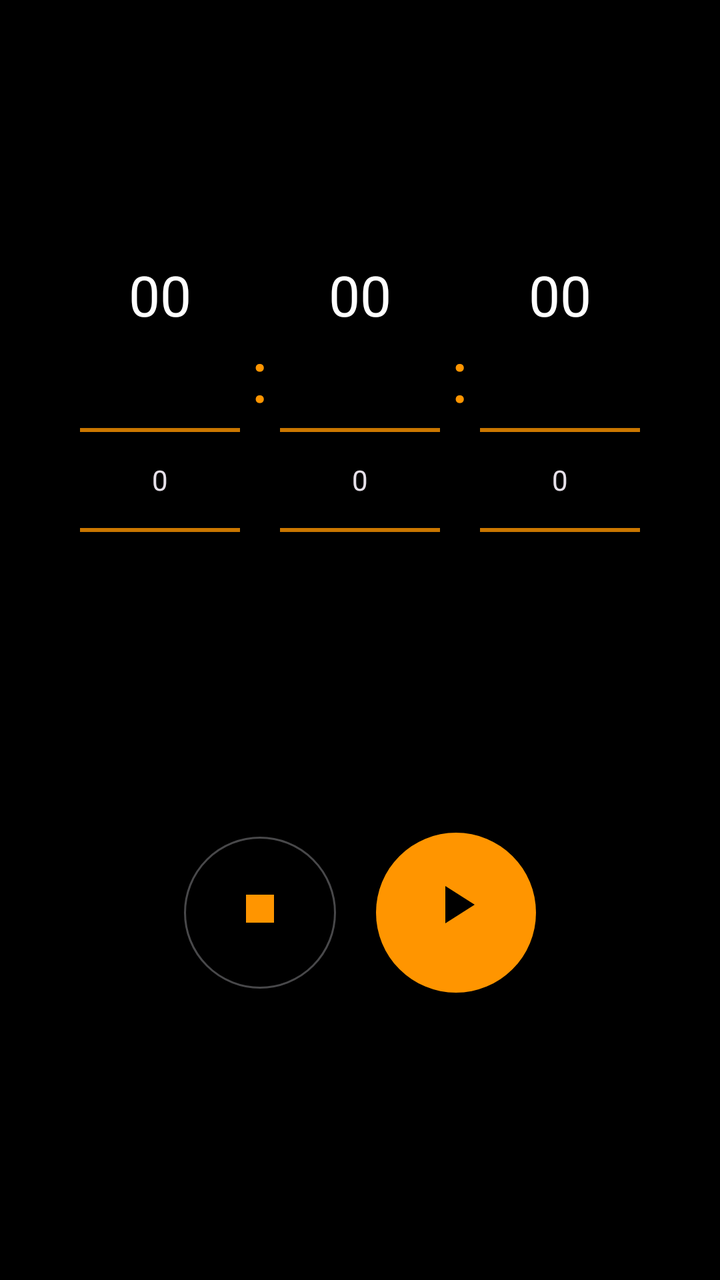
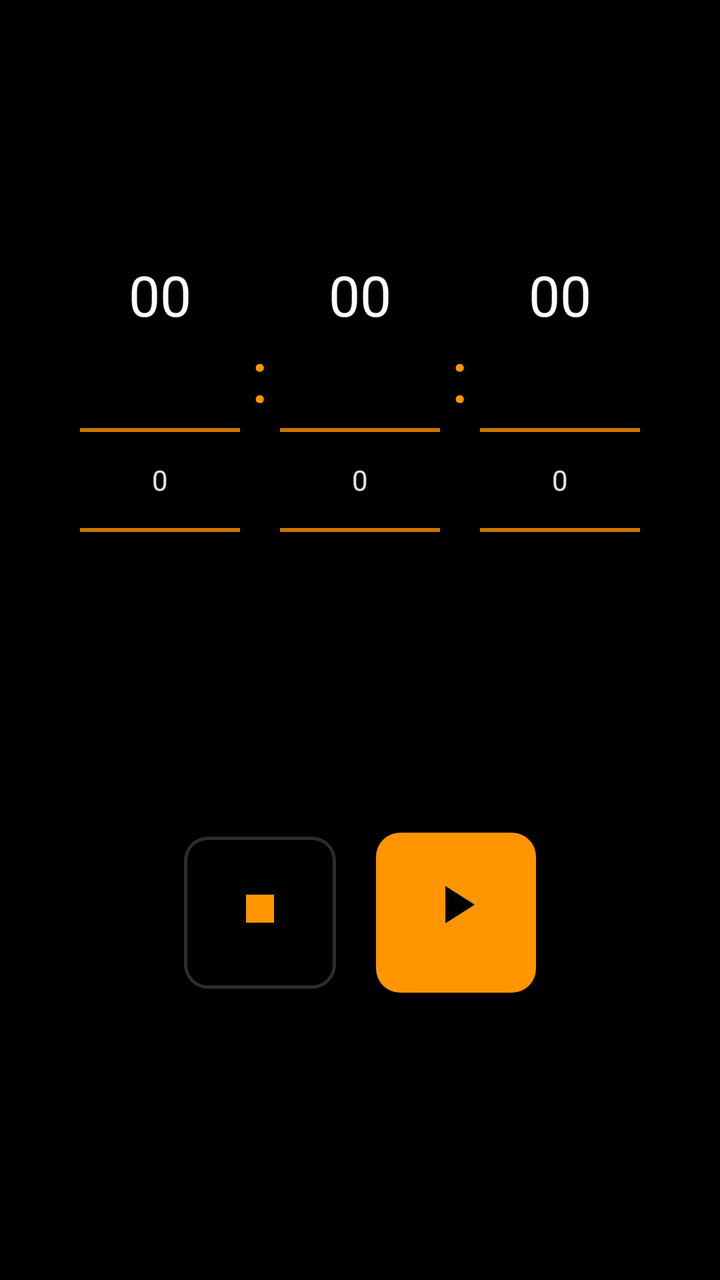

An Android layout rendered at two revisions. The XML below is the earlier revision; the diff shows what the commit changed to produce the second picture.
<!-- AndroidManifest.xml: application theme Theme.SleepAlarm -->
<!-- res/layout/fragment_timer.xml -->
<?xml version="1.0" encoding="utf-8"?>
<LinearLayout xmlns:android="http://schemas.android.com/apk/res/android"
    xmlns:app="http://schemas.android.com/apk/res-auto"
    android:layout_width="match_parent"
    android:layout_height="match_parent"
    android:orientation="vertical"
    android:background="@color/background"
    android:gravity="center_horizontal"
    android:padding="16dp">

    <View android:layout_width="match_parent" android:layout_height="0dp" android:layout_weight="0.04" />

    
    <TextView
        android:id="@+id/tv_timer_display"
        android:layout_width="wrap_content"
        android:layout_height="wrap_content"
        android:text="00:00:00"
        android:textSize="48sp"
        android:textColor="@color/primary"
        android:fontFamily="sans-serif-thin"
        android:textStyle="bold"
        android:visibility="gone" />

    
    <LinearLayout
        android:id="@+id/layout_wheels"
        android:layout_width="wrap_content"
        android:layout_height="wrap_content"
        android:orientation="horizontal"
        android:gravity="center"
        android:layout_marginTop="24dp"
        android:visibility="visible">

        <LinearLayout
            android:layout_width="80dp"
            android:layout_height="wrap_content"
            android:orientation="vertical"
            android:gravity="center">

            <TextView
                android:id="@+id/tv_hours"
                android:layout_width="match_parent"
                android:layout_height="wrap_content"
                android:text="00"
                android:textSize="28sp"
                android:textColor="@color/text_primary"
                android:gravity="center"
                android:clickable="true"
                android:focusable="true"
                android:background="?attr/selectableItemBackground"
                android:padding="4dp" />

            <NumberPicker
                android:id="@+id/np_hours"
                android:layout_width="80dp"
                android:layout_height="140dp"
                android:theme="@style/NPTheme" />
        </LinearLayout>

        <TextView
            android:layout_width="20dp"
            android:layout_height="wrap_content"
            android:text=":"
            android:textSize="36sp"
            android:textColor="@color/primary"
            android:gravity="center"
            android:layout_marginBottom="30dp" />

        <LinearLayout
            android:layout_width="80dp"
            android:layout_height="wrap_content"
            android:orientation="vertical"
            android:gravity="center">

            <TextView
                android:id="@+id/tv_minutes"
                android:layout_width="match_parent"
                android:layout_height="wrap_content"
                android:text="00"
                android:textSize="28sp"
                android:textColor="@color/text_primary"
                android:gravity="center"
                android:clickable="true"
                android:focusable="true"
                android:background="?attr/selectableItemBackground"
                android:padding="4dp" />

            <NumberPicker
                android:id="@+id/np_minutes"
                android:layout_width="80dp"
                android:layout_height="140dp"
                android:theme="@style/NPTheme" />
        </LinearLayout>

        <TextView
            android:layout_width="20dp"
            android:layout_height="wrap_content"
            android:text=":"
            android:textSize="36sp"
            android:textColor="@color/primary"
            android:gravity="center"
            android:layout_marginBottom="30dp" />

        <LinearLayout
            android:layout_width="80dp"
            android:layout_height="wrap_content"
            android:orientation="vertical"
            android:gravity="center">

            <TextView
                android:id="@+id/tv_seconds"
                android:layout_width="match_parent"
                android:layout_height="wrap_content"
                android:text="00"
                android:textSize="28sp"
                android:textColor="@color/text_primary"
                android:gravity="center"
                android:clickable="true"
                android:focusable="true"
                android:background="?attr/selectableItemBackground"
                android:padding="4dp" />

            <NumberPicker
                android:id="@+id/np_seconds"
                android:layout_width="80dp"
                android:layout_height="140dp"
                android:theme="@style/NPTheme" />
        </LinearLayout>
    </LinearLayout>

    <View android:layout_width="match_parent" android:layout_height="0dp" android:layout_weight="0.05" />

    
    <LinearLayout
        android:layout_width="wrap_content"
        android:layout_height="wrap_content"
        android:orientation="horizontal"
        android:gravity="center">

        <com.google.android.material.button.MaterialButton
            android:id="@+id/btn_timer_stop"
            style="@style/Widget.Material3.Button.OutlinedButton"
            android:layout_width="76dp"
            android:layout_height="76dp"
            android:insetLeft="0dp"
            android:insetTop="0dp"
            android:insetRight="0dp"
            android:insetBottom="0dp"
            android:padding="0dp"
            app:icon="@drawable/ic_stop_square"
            app:iconSize="28dp"
            app:iconGravity="textTop"
            app:cornerRadius="38dp"
            app:strokeColor="@color/gray_light"
            android:layout_marginEnd="20dp" />

        <com.google.android.material.button.MaterialButton
            android:id="@+id/btn_timer_start"
            android:layout_width="80dp"
            android:layout_height="80dp"
            android:insetLeft="0dp"
            android:insetTop="0dp"
            android:insetRight="0dp"
            android:insetBottom="0dp"
            android:padding="0dp"
            app:icon="@drawable/ic_play_triangle"
            app:iconSize="32dp"
            app:iconGravity="textTop"
            app:cornerRadius="40dp"
            app:backgroundTint="@color/primary"
            style="@style/Widget.Material3.Button" />
    </LinearLayout>

    <View android:layout_width="match_parent" android:layout_height="0dp" android:layout_weight="0.06" />
</LinearLayout>
<!-- resources referenced by this layout -->
<resources>
  <color name="background">#000000</color>
  <color name="gray_light">#48484A</color>
  <color name="primary">#FF9500</color>
  <color name="text_primary">#FFFFFF</color>
  <!-- drawable ic_play_triangle (drawable) -->
  <vector xmlns:android="http://schemas.android.com/apk/res/android"
      android:width="24dp"
      android:height="24dp"
      android:viewportWidth="24"
      android:viewportHeight="24">
      <path
          android:fillColor="#FFFFFF"
          android:pathData="M8,5v14l11,-7z" />
  </vector>
  <!-- drawable ic_stop_square (drawable) -->
  <vector xmlns:android="http://schemas.android.com/apk/res/android"
      android:width="24dp"
      android:height="24dp"
      android:viewportWidth="24"
      android:viewportHeight="24">
      <path
          android:fillColor="#FF3B30"
          android:pathData="M6,6h12v12H6z" />
  </vector>
  <style name="NPTheme" parent="ThemeOverlay.Material3">
          <item name="colorControlNormal">#FF9500</item>
          <item name="colorControlActivated">#FF9500</item>
      </style>
  <style name="Theme.SleepAlarm" parent="Theme.Material3.Dark.NoActionBar">
          <item name="colorPrimary">@color/primary</item>
          <item name="colorOnPrimary">@color/on_primary</item>
          <item name="colorPrimaryContainer">@color/surface_light</item>
          <item name="colorOnPrimaryContainer">@color/primary</item>
          <item name="colorSecondary">@color/secondary</item>
          <item name="android:colorBackground">@color/background</item>
          <item name="colorOnBackground">@color/on_background</item>
          <item name="colorSurface">@color/surface</item>
          <item name="colorOnSurface">@color/on_surface</item>
          <item name="android:statusBarColor">@color/background</item>
          <item name="android:navigationBarColor">@color/background</item>
          <item name="android:windowLightStatusBar">false</item>
      </style>
  <color name="on_primary">#000000</color>
  <color name="surface_light">#2C2C2E</color>
  <color name="secondary">#FF9500</color>
  <color name="on_background">#FFFFFF</color>
  <color name="surface">#1C1C1E</color>
  <color name="on_surface">#FFFFFF</color>
</resources>

<!-- the commit's change to res/layout/fragment_timer.xml (unified diff, before → after) -->
@@ -4,7 +4,7 @@
     android:layout_width="match_parent"
     android:layout_height="match_parent"
     android:orientation="vertical"
-    android:background="@color/background"
+    android:background="?attr/appBackground"
     android:gravity="center_horizontal"
     android:padding="16dp">
 
@@ -17,7 +17,7 @@
         android:layout_height="wrap_content"
         android:text="00:00:00"
         android:textSize="48sp"
-        android:textColor="@color/primary"
+        android:textColor="?attr/appAccent"
         android:fontFamily="sans-serif-thin"
         android:textStyle="bold"
         android:visibility="gone" />
@@ -44,7 +44,7 @@
                 android:layout_height="wrap_content"
                 android:text="00"
                 android:textSize="28sp"
-                android:textColor="@color/text_primary"
+                android:textColor="?attr/appTextPrimary"
                 android:gravity="center"
                 android:clickable="true"
                 android:focusable="true"
@@ -63,7 +63,7 @@
             android:layout_height="wrap_content"
             android:text=":"
             android:textSize="36sp"
-            android:textColor="@color/primary"
+            android:textColor="?attr/appAccent"
             android:gravity="center"
             android:layout_marginBottom="30dp" />
 
@@ -79,7 +79,7 @@
                 android:layout_height="wrap_content"
                 android:text="00"
                 android:textSize="28sp"
-                android:textColor="@color/text_primary"
+                android:textColor="?attr/appTextPrimary"
                 android:gravity="center"
                 android:clickable="true"
                 android:focusable="true"
@@ -98,7 +98,7 @@
             android:layout_height="wrap_content"
             android:text=":"
             android:textSize="36sp"
-            android:textColor="@color/primary"
+            android:textColor="?attr/appAccent"
             android:gravity="center"
             android:layout_marginBottom="30dp" />
 
@@ -114,7 +114,7 @@
                 android:layout_height="wrap_content"
                 android:text="00"
                 android:textSize="28sp"
-                android:textColor="@color/text_primary"
+                android:textColor="?attr/appTextPrimary"
                 android:gravity="center"
                 android:clickable="true"
                 android:focusable="true"
@@ -151,9 +151,10 @@
             app:icon="@drawable/ic_stop_square"
             app:iconSize="28dp"
             app:iconGravity="textTop"
-            app:cornerRadius="38dp"
-            app:strokeColor="@color/gray_light"
-            android:layout_marginEnd="20dp" />
+            app:cornerRadius="12dp"
+            app:strokeColor="?attr/appDivider"
+            android:layout_marginEnd="20dp"
+            app:strokeWidth="1.5dp" />
 
         <com.google.android.material.button.MaterialButton
             android:id="@+id/btn_timer_start"
@@ -167,8 +168,8 @@
             app:icon="@drawable/ic_play_triangle"
             app:iconSize="32dp"
             app:iconGravity="textTop"
-            app:cornerRadius="40dp"
-            app:backgroundTint="@color/primary"
+            app:cornerRadius="12dp"
+            app:backgroundTint="?attr/appAccent"
             style="@style/Widget.Material3.Button" />
     </LinearLayout>
 
<!-- resource entries referenced after the edit -->
@@ -1,9 +1,11 @@
 <!-- resources referenced by this layout -->
 <resources>
   <color name="background">#000000</color>
-  <color name="gray_light">#48484A</color>
   <color name="primary">#FF9500</color>
   <color name="text_primary">#FFFFFF</color>
+  <color name="text_secondary">#8E8E93</color>
+  <color name="divider">#2C2C2E</color>
+  <color name="card_bg">#1C1C1E</color>
   <!-- drawable ic_play_triangle (drawable) -->
   <vector xmlns:android="http://schemas.android.com/apk/res/android"
       android:width="24dp"
@@ -41,6 +43,16 @@
           <item name="android:statusBarColor">@color/background</item>
           <item name="android:navigationBarColor">@color/background</item>
           <item name="android:windowLightStatusBar">false</item>
+  
+          
+          <item name="appBackground">@color/background</item>
+          <item name="appSurface">@color/surface</item>
+          <item name="appSurfaceLight">@color/surface_light</item>
+          <item name="appAccent">@color/primary</item>
+          <item name="appTextPrimary">@color/text_primary</item>
+          <item name="appTextSecondary">@color/text_secondary</item>
+          <item name="appDivider">@color/divider</item>
+          <item name="appCardBg">@color/card_bg</item>
       </style>
   <color name="on_primary">#000000</color>
   <color name="surface_light">#2C2C2E</color>
